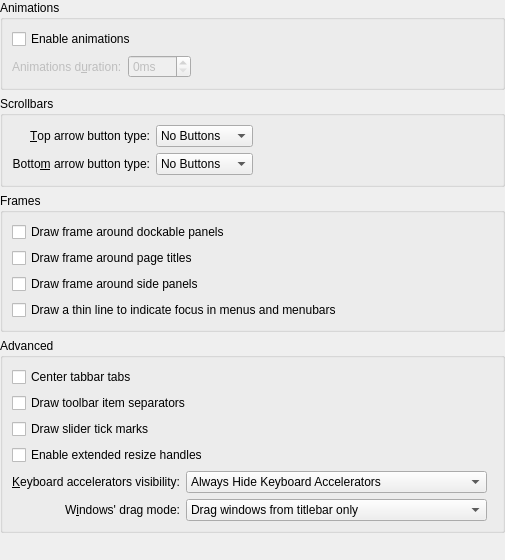
Before: the Qt Designer form kstyle/config/ui/breezestyleconfig.ui in Luwx/Lightly, drawn with Qt 5.
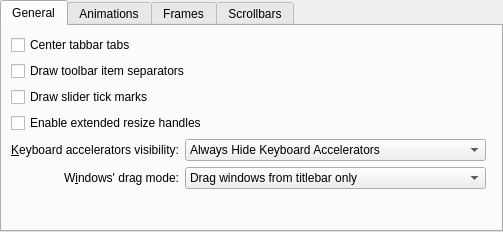
After: the same form once the commit is applied.

Patch:
```diff
--- a/kstyle/config/ui/breezestyleconfig.ui
+++ b/kstyle/config/ui/breezestyleconfig.ui
@@ -6,8 +6,8 @@
    <rect>
     <x>0</x>
     <y>0</y>
-    <width>471</width>
-    <height>560</height>
+    <width>455</width>
+    <height>232</height>
    </rect>
   </property>
   <layout class="QVBoxLayout" name="verticalLayout_2">
@@ -15,12 +15,147 @@
     <number>0</number>
    </property>
    <item>
-    <widget class="QGroupBox" name="groupBox_2">
-     <property name="title">
+    <widget class="QTabWidget" name="tabWidget">
+     <property name="currentIndex">
+      <number>0</number>
+     </property>
+     <widget class="QWidget" name="tab">
+      <attribute name="title">
+       <string>General</string>
+      </attribute>
+      <layout class="QGridLayout" name="gridLayout_4">
+       <item row="0" column="0" colspan="3">
+        <widget class="QCheckBox" name="_tabBarDrawCenteredTabs">
+         <property name="text">
+          <string>Center tabbar tabs</string>
+         </property>
+        </widget>
+       </item>
+       <item row="1" column="0" colspan="3">
+        <widget class="QCheckBox" name="_toolBarDrawItemSeparator">
+         <property name="text">
+          <string>Draw toolbar item separators</string>
+         </property>
+        </widget>
+       </item>
+       <item row="2" column="0" colspan="3">
+        <widget class="QCheckBox" name="_sliderDrawTickMarks">
+         <property name="text">
+          <string>Draw slider tick marks</string>
+         </property>
+        </widget>
+       </item>
+       <item row="3" column="0" colspan="3">
+        <widget class="QCheckBox" name="_splitterProxyEnabled">
+         <property name="text">
+          <string>Enable extended resize handles</string>
+         </property>
+        </widget>
+       </item>
+       <item row="4" column="0">
+        <widget class="QLabel" name="_mnemonicsLabel">
+         <property name="text">
+          <string>&amp;Keyboard accelerators visibility:</string>
+         </property>
+         <property name="alignment">
+          <set>Qt::AlignRight|Qt::AlignTrailing|Qt::AlignVCenter</set>
+         </property>
+         <property name="buddy">
+          <cstring>_mnemonicsMode</cstring>
+         </property>
+        </widget>
+       </item>
+       <item row="4" column="1">
+        <widget class="QComboBox" name="_mnemonicsMode">
+         <item>
+          <property name="text">
+           <string>Always Hide Keyboard Accelerators</string>
+          </property>
+         </item>
+         <item>
+          <property name="text">
+           <string>Show Keyboard Accelerators When Needed</string>
+          </property>
+         </item>
+         <item>
+          <property name="text">
+           <string>Always Show Keyboard Accelerators</string>
+          </property>
+         </item>
+        </widget>
+       </item>
+       <item row="5" column="0">
+        <widget class="QLabel" name="_windowDragLabel">
+         <property name="sizePolicy">
+          <sizepolicy hsizetype="Preferred" vsizetype="Preferred">
+           <horstretch>0</horstretch>
+           <verstretch>0</verstretch>
+          </sizepolicy>
+         </property>
+         <property name="text">
+          <string>W&amp;indows' drag mode:</string>
+         </property>
+         <property name="alignment">
+          <set>Qt::AlignRight|Qt::AlignTrailing|Qt::AlignVCenter</set>
+         </property>
+         <property name="buddy">
+          <cstring>_windowDragMode</cstring>
+         </property>
+        </widget>
+       </item>
+       <item row="5" column="1">
+        <widget class="QComboBox" name="_windowDragMode">
+         <item>
+          <property name="text">
+           <string>Drag windows from titlebar only</string>
+          </property>
+         </item>
+         <item>
+          <property name="text">
+           <string>Drag windows from titlebar, menubar and toolbars</string>
+          </property>
+         </item>
+         <item>
+          <property name="text">
+           <string>Drag windows from all empty areas</string>
+          </property>
+         </item>
+        </widget>
+       </item>
+       <item row="4" column="2">
+        <spacer name="horizontalSpacer_3">
+         <property name="orientation">
+          <enum>Qt::Horizontal</enum>
+         </property>
+         <property name="sizeHint" stdset="0">
+          <size>
+           <width>65</width>
+           <height>20</height>
+          </size>
+         </property>
+        </spacer>
+       </item>
+       <item row="6" column="0" colspan="2">
+        <spacer name="verticalSpacer">
+         <property name="orientation">
+          <enum>Qt::Vertical</enum>
+         </property>
+         <property name="sizeHint" stdset="0">
+          <size>
+           <width>20</width>
+           <height>49</height>
+          </size>
+         </property>
+        </spacer>
+       </item>
+      </layout>
+     </widget>
+     <widget class="QWidget" name="tab_2">
+      <attribute name="title">
       <string>Animations</string>
-     </property>
-     <layout class="QGridLayout" name="gridLayout_2">
-      <item row="3" column="0">
+      </attribute>
+      <layout class="QGridLayout" name="gridLayout_5">
+       <item row="1" column="0">
        <widget class="QLabel" name="_animationsDurationLabel">
         <property name="enabled">
          <bool>false</bool>
@@ -28,12 +163,15 @@
         <property name="text">
          <string>Animations d&amp;uration:</string>
         </property>
+         <property name="alignment">
+          <set>Qt::AlignRight|Qt::AlignTrailing|Qt::AlignVCenter</set>
+         </property>
         <property name="buddy">
          <cstring>_animationsDuration</cstring>
         </property>
        </widget>
       </item>
-      <item row="3" column="1">
+       <item row="1" column="1" colspan="2">
        <widget class="QSpinBox" name="_animationsDuration">
         <property name="enabled">
          <bool>false</bool>
@@ -46,121 +184,46 @@
         </property>
        </widget>
       </item>
-      <item row="3" column="2">
-       <spacer name="horizontalSpacer_2">
-        <property name="orientation">
-         <enum>Qt::Horizontal</enum>
-        </property>
-        <property name="sizeHint" stdset="0">
-         <size>
-          <width>461</width>
-          <height>20</height>
-         </size>
-        </property>
-       </spacer>
-      </item>
-      <item row="2" column="0" colspan="2">
+       <item row="0" column="0" colspan="4">
        <widget class="QCheckBox" name="_animationsEnabled">
         <property name="text">
          <string>Enable animations</string>
         </property>
        </widget>
       </item>
-     </layout>
-    </widget>
-   </item>
-   <item>
-    <widget class="QGroupBox" name="groupBox">
-     <property name="title">
-      <string>Scrollbars</string>
-     </property>
-     <layout class="QGridLayout" name="gridLayout">
-      <item row="0" column="0">
-       <widget class="QLabel" name="_scrollBarSubLineLabel">
-        <property name="text">
-         <string>&amp;Top arrow button type:</string>
-        </property>
-        <property name="alignment">
-         <set>Qt::AlignRight|Qt::AlignTrailing|Qt::AlignVCenter</set>
-        </property>
-        <property name="buddy">
-         <cstring>_scrollBarSubLineButtons</cstring>
-        </property>
-       </widget>
-      </item>
-      <item row="0" column="1">
-       <widget class="QComboBox" name="_scrollBarSubLineButtons">
-        <item>
-         <property name="text">
-          <string>No Buttons</string>
-         </property>
-        </item>
-        <item>
-         <property name="text">
-          <string>One Button</string>
-         </property>
-        </item>
-        <item>
-         <property name="text">
-          <string>Two Buttons</string>
-         </property>
-        </item>
-       </widget>
-      </item>
-      <item row="1" column="0">
-       <widget class="QLabel" name="_scrollBarAddLineLabel">
-        <property name="text">
-         <string>Botto&amp;m arrow button type:</string>
-        </property>
-        <property name="alignment">
-         <set>Qt::AlignRight|Qt::AlignTrailing|Qt::AlignVCenter</set>
-        </property>
-        <property name="buddy">
-         <cstring>_scrollBarAddLineButtons</cstring>
-        </property>
-       </widget>
-      </item>
-      <item row="1" column="1">
-       <widget class="QComboBox" name="_scrollBarAddLineButtons">
-        <item>
-         <property name="text">
-          <string>No Buttons</string>
-         </property>
-        </item>
-        <item>
-         <property name="text">
-          <string>One Button</string>
-         </property>
-        </item>
-        <item>
-         <property name="text">
-          <string>Two Buttons</string>
-         </property>
-        </item>
-       </widget>
-      </item>
-      <item row="0" column="2">
+       <item row="1" column="3">
        <spacer name="horizontalSpacer">
         <property name="orientation">
          <enum>Qt::Horizontal</enum>
         </property>
         <property name="sizeHint" stdset="0">
          <size>
-          <width>405</width>
+           <width>40</width>
           <height>20</height>
          </size>
         </property>
        </spacer>
       </item>
-     </layout>
-    </widget>
-   </item>
-   <item>
-    <widget class="QGroupBox" name="groupBox_4">
-     <property name="title">
+       <item row="2" column="0" colspan="4">
+        <spacer name="verticalSpacer_2">
+         <property name="orientation">
+          <enum>Qt::Vertical</enum>
+         </property>
+         <property name="sizeHint" stdset="0">
+          <size>
+           <width>20</width>
+           <height>40</height>
+          </size>
+         </property>
+        </spacer>
+       </item>
+      </layout>
+     </widget>
+     <widget class="QWidget" name="tab_3">
+      <attribute name="title">
       <string>Frames</string>
-     </property>
-     <layout class="QVBoxLayout" name="verticalLayout">
+      </attribute>
+      <layout class="QVBoxLayout" name="verticalLayout_3">
       <item>
        <widget class="QCheckBox" name="_dockWidgetDrawFrame">
         <property name="text">
@@ -189,23 +252,43 @@
         </property>
        </widget>
       </item>
-     </layout>
-     <zorder>_sidePanelDrawFrame</zorder>
-     <zorder>_dockWidgetDrawFrame</zorder>
-     <zorder>_titleWidgetDrawFrame</zorder>
-     <zorder>_menuItemDrawThinFocus</zorder>
-    </widget>
-   </item>
-   <item>
-    <widget class="QGroupBox" name="groupBox_3">
-     <property name="title">
-      <string>Advanced</string>
-     </property>
-     <layout class="QGridLayout" name="gridLayout_3">
-      <item row="7" column="0">
-       <widget class="QLabel" name="_mnemonicsLabel">
+       <item>
+        <spacer name="verticalSpacer_3">
+         <property name="orientation">
+          <enum>Qt::Vertical</enum>
+         </property>
+         <property name="sizeHint" stdset="0">
+          <size>
+           <width>20</width>
+           <height>117</height>
+          </size>
+         </property>
+        </spacer>
+       </item>
+      </layout>
+     </widget>
+     <widget class="QWidget" name="tab_4">
+      <attribute name="title">
+       <string>Scrollbars</string>
+      </attribute>
+      <layout class="QGridLayout" name="gridLayout_6">
+       <item row="1" column="0">
+        <widget class="QLabel" name="_scrollBarAddLineLabel">
+         <property name="text">
+          <string>Botto&amp;m arrow button type:</string>
+         </property>
+         <property name="alignment">
+          <set>Qt::AlignRight|Qt::AlignTrailing|Qt::AlignVCenter</set>
+         </property>
+         <property name="buddy">
+          <cstring>_scrollBarAddLineButtons</cstring>
+         </property>
+        </widget>
+       </item>
+       <item row="0" column="0">
+        <widget class="QLabel" name="_scrollBarSubLineLabel">
         <property name="text">
-         <string>&amp;Keyboard accelerators visibility:</string>
+          <string>&amp;Top arrow button type:</string>
         </property>
         <property name="alignment">
          <set>Qt::AlignRight|Qt::AlignTrailing|Qt::AlignVCenter</set>
@@ -215,11 +298,11 @@
         </property>
        </widget>
       </item>
-      <item row="8" column="1" colspan="2">
-       <widget class="QComboBox" name="_windowDragMode">
+       <item row="0" column="1">
+        <widget class="QComboBox" name="_scrollBarSubLineButtons">
         <item>
          <property name="text">
-          <string>Drag windows from titlebar only</string>
+           <string>No Buttons</string>
          </property>
         </item>
         <item>
@@ -234,11 +317,11 @@
         </item>
        </widget>
       </item>
-      <item row="7" column="1" colspan="2">
-       <widget class="QComboBox" name="_mnemonicsMode">
+       <item row="1" column="1">
+        <widget class="QComboBox" name="_scrollBarAddLineButtons">
         <item>
          <property name="text">
-          <string>Always Hide Keyboard Accelerators</string>
+           <string>No Buttons</string>
          </property>
         </item>
         <item>
@@ -253,27 +336,8 @@
         </item>
        </widget>
       </item>
-      <item row="8" column="0">
-       <widget class="QLabel" name="_windowDragLabel">
-        <property name="sizePolicy">
-         <sizepolicy hsizetype="Preferred" vsizetype="Preferred">
-          <horstretch>0</horstretch>
-          <verstretch>0</verstretch>
-         </sizepolicy>
-        </property>
-        <property name="text">
-         <string>W&amp;indows' drag mode:</string>
-        </property>
-        <property name="alignment">
-         <set>Qt::AlignRight|Qt::AlignTrailing|Qt::AlignVCenter</set>
-        </property>
-        <property name="buddy">
-         <cstring>_windowDragMode</cstring>
-        </property>
-       </widget>
-      </item>
-      <item row="7" column="3">
-       <spacer name="horizontalSpacer_3">
+       <item row="1" column="2">
+        <spacer name="horizontalSpacer_2">
         <property name="orientation">
          <enum>Qt::Horizontal</enum>
         </property>
@@ -285,39 +349,8 @@
         </property>
        </spacer>
       </item>
-      <item row="6" column="0" colspan="4">
-       <widget class="QCheckBox" name="_splitterProxyEnabled">
-        <property name="text">
-         <string>Enable extended resize handles</string>
-        </property>
-       </widget>
-      </item>
-      <item row="3" column="0" colspan="4">
-       <widget class="QCheckBox" name="_sliderDrawTickMarks">
-        <property name="text">
-         <string>Draw slider tick marks</string>
-        </property>
-       </widget>
-      </item>
-      <item row="1" column="0" colspan="4">
-       <widget class="QCheckBox" name="_toolBarDrawItemSeparator">
-        <property name="text">
-         <string>Draw toolbar item separators</string>
-        </property>
-       </widget>
-      </item>
-      <item row="0" column="0" colspan="4">
-       <widget class="QCheckBox" name="_tabBarDrawCenteredTabs">
-        <property name="text">
-         <string>Center tabbar tabs</string>
-        </property>
-       </widget>
-      </item>
-     </layout>
-    </widget>
-   </item>
-   <item>
-    <spacer name="verticalSpacer">
+       <item row="2" column="0" colspan="3">
+        <spacer name="verticalSpacer_4">
      <property name="orientation">
       <enum>Qt::Vertical</enum>
      </property>
@@ -328,6 +361,10 @@
       </size>
      </property>
     </spacer>
+       </item>
+      </layout>
+     </widget>
+    </widget>
    </item>
   </layout>
  </widget>
```
Left out of the diff: 45 changed lines with no effect on the pictures. Lines whose indentation alone changed are shown as unchanged.
